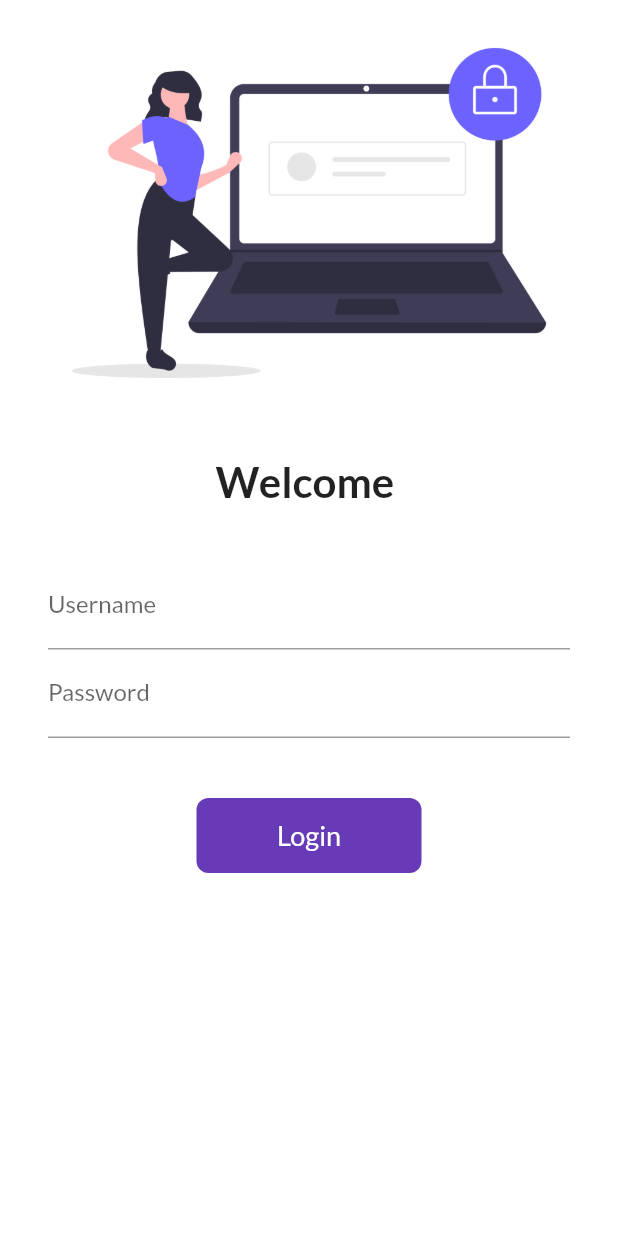
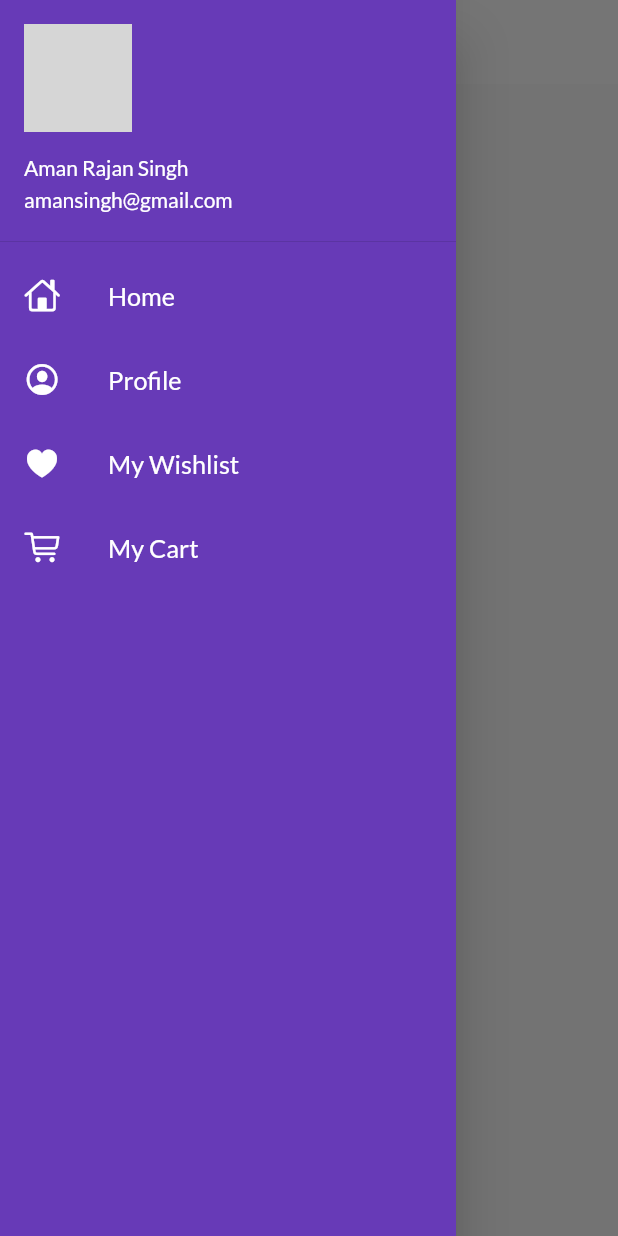
Before and after one commit to AMANSINGH5409/Flutter_Catelog_App, a Flutter app: the screen it shows after launch, with the side drawer open (before the commit the screen has no drawer), on a phone screen of 412 x 824 dp. Run offline on Flutter 3.47's test engine with Material 2 defaults, Android fonts, the phone set to English and light mode, and no system bars; our stand-ins replace google_fonts; network calls fail; grey boxes are pictures that could not be loaded.

Commit message:
Themes Extracted

```diff
--- a/lib/main.dart
+++ b/lib/main.dart
@@ -2,6 +2,7 @@ import 'package:flutter/material.dart';
 import 'package:flutter_catelog/pages/home_page.dart';
 import 'package:flutter_catelog/pages/login_page.dart';
 import 'package:flutter_catelog/utils/routes.dart';
+import 'package:flutter_catelog/widgets/themes.dart';
 import 'package:google_fonts/google_fonts.dart';
 
 void main() {
@@ -12,12 +13,11 @@ class MyApp extends StatelessWidget {
   @override
   Widget build(BuildContext context) {
     return MaterialApp(
+      debugShowCheckedModeBanner: false,
       themeMode: ThemeMode.light,
-      theme: ThemeData(
-        primarySwatch: Colors.deepPurple,
-        fontFamily: GoogleFonts.lato().fontFamily,
-      ),
-      darkTheme: ThemeData(brightness: Brightness.dark),
+      theme: MyTheme.lightTheme(context),
+      darkTheme: MyTheme.DarkTheme(context),
+      initialRoute: MyRoutes.homeRoute,
       routes: {
         "/": (context) => LoginPage(),
         MyRoutes.homeRoute: (context) => const HomePage(),
--- a/lib/pages/home_page.dart
+++ b/lib/pages/home_page.dart
@@ -1,28 +1,21 @@
 import 'package:flutter/material.dart';
-import 'package:google_fonts/google_fonts.dart';
+import 'package:flutter_catelog/widgets/drawer.dart';
 
 class HomePage extends StatelessWidget {
   const HomePage({Key? key}) : super(key: key);
 
   @override
   Widget build(BuildContext context) {
-    return MaterialApp(
-      home: Scaffold(
-        appBar: AppBar(
-          title: const Text("Catelog App"),
+    return Scaffold(
+      appBar: AppBar(
+        title: const Text("Catelog App"),
+      ),
+      body: Center(
+        child: Container(
+          child: const Text("Flutter App Development."),
         ),
-        body: Center(
-          child: Container(
-            child: const Text("Welcome to 30 days Flutter App Development."),
-          ),
-        ),
-        drawer: const Drawer(),
       ),
-      themeMode: ThemeMode.light,
-      theme: ThemeData(
-          primarySwatch: Colors.deepPurple,
-          fontFamily: GoogleFonts.lato().fontFamily),
-      // darkTheme: ThemeData(brightness: Brightness.dark),
+      drawer: MyDrawer(),
     );
   }
 }
--- /dev/null
+++ b/lib/widgets/drawer.dart
@@ -0,0 +1,62 @@
+import 'package:flutter/cupertino.dart';
+import 'package:flutter/material.dart';
+
+class MyDrawer extends StatelessWidget {
+  String imageUrl =
+      "https://cdn.pixabay.com/photo/2016/11/29/05/45/astronomy-1867616__480.jpg";
+
+  @override
+  Widget build(BuildContext context) {
+    return Drawer(
+      child: Container(
+        color: Colors.deepPurple,
+        child: ListView(
+          children: [
+            DrawerHeader(
+                padding: EdgeInsets.all(0),
+                child: UserAccountsDrawerHeader(
+                  margin: EdgeInsets.all(0),
+                  accountName: Text("Aman Rajan Singh"),
+                  accountEmail: Text("amansingh@gmail.com"),
+                  currentAccountPicture: CircleAvatar(
+                    backgroundImage: NetworkImage(imageUrl),
+                  ),
+                )),
+            const ListTile(
+              leading: Icon(
+                CupertinoIcons.home,
+                color: Colors.white,
+              ),
+              title: Text("Home",
+                  textScaleFactor: 1.2, style: TextStyle(color: Colors.white)),
+            ),
+            const ListTile(
+              leading: Icon(
+                CupertinoIcons.profile_circled,
+                color: Colors.white,
+              ),
+              title: Text("Profile",
+                  textScaleFactor: 1.2, style: TextStyle(color: Colors.white)),
+            ),
+            const ListTile(
+              leading: Icon(
+                CupertinoIcons.heart_fill,
+                color: Colors.white,
+              ),
+              title: Text("My Wishlist",
+                  textScaleFactor: 1.2, style: TextStyle(color: Colors.white)),
+            ),
+            const ListTile(
+              leading: Icon(
+                CupertinoIcons.cart,
+                color: Colors.white,
+              ),
+              title: Text("My Cart",
+                  textScaleFactor: 1.2, style: TextStyle(color: Colors.white)),
+            )
+          ],
+        ),
+      ),
+    );
+  }
+}
--- /dev/null
+++ b/lib/widgets/themes.dart
@@ -0,0 +1,21 @@
+import 'package:flutter/material.dart';
+import 'package:google_fonts/google_fonts.dart';
+
+class MyTheme {
+  static ThemeData lightTheme(BuildContext context) => ThemeData(
+      primarySwatch: Colors.deepPurple,
+      fontFamily: GoogleFonts.lato().fontFamily,
+      appBarTheme: const AppBarTheme(
+        color: Colors.white,
+        elevation: 0.0,
+        iconTheme: IconThemeData(
+          color: Colors.black,
+        ),
+        titleTextStyle: TextStyle(
+            color: Colors.black, fontSize: 20.0, fontWeight: FontWeight.w500),
+      ));
+
+  static ThemeData DarkTheme(BuildContext context) => ThemeData(
+        brightness: Brightness.dark,
+      );
+}
```
Also changed, not shown: lib/pages/login_page.dart (+44 -28 lines), assets/images/heyimg.png (added).
